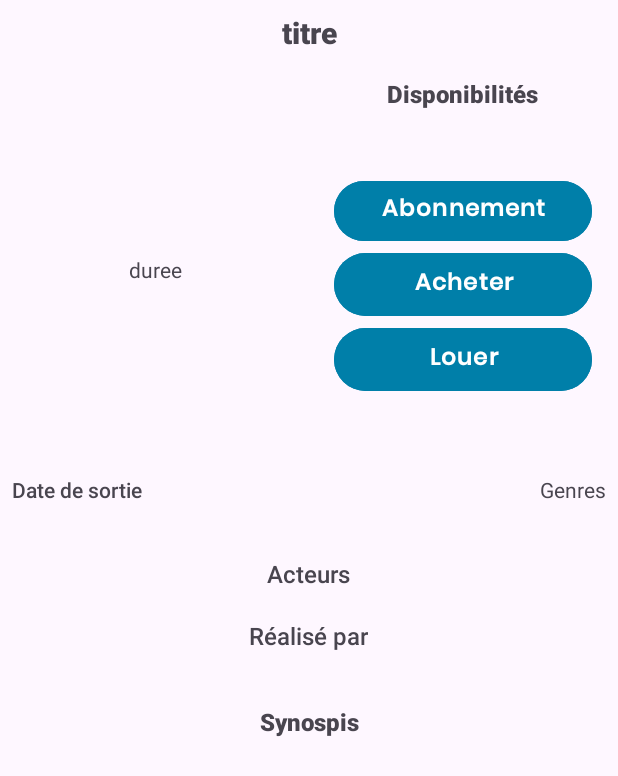
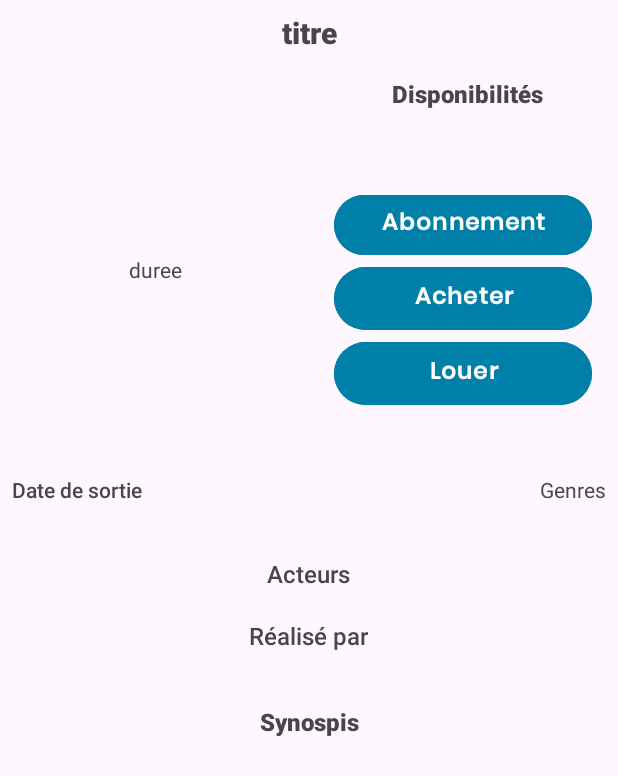
Before and after one commit to batbod349/Where_To_Watch, an Android app: the MovieDetailsView screen opened directly, with no data from a screen before it, on a phone screen of 412 x 824 dp. Shown: the top 776 px of the screen. Run offline under Robolectric (Android 15) with nearby library versions, the phone set to English and light mode, and no system bars; our stand-ins replace Picasso; pictures from the network do not load.

```diff
--- a/app/src/main/java/com/example/where_to_watch/Controller/MovieAdapter.java
+++ b/app/src/main/java/com/example/where_to_watch/Controller/MovieAdapter.java
@@ -20,10 +20,8 @@ class MovieVH extends RecyclerView.ViewHolder{
 
         TextView movieTitle;
         ImageView imageView;
-    TextView duree;
         TextView dateSortie;
         TextView synopsis;
-    TextView adult;
         private LinearLayout movieLayout;
         private MovieAdapter adapter;
 
@@ -32,10 +30,8 @@ class MovieVH extends RecyclerView.ViewHolder{
             super(itemView);
             movieTitle = itemView.findViewById(R.id.movieTitleTV);
             imageView = itemView.findViewById(R.id.imageView);
-        duree = itemView.findViewById(R.id.dureeTV);
             dateSortie = itemView.findViewById(R.id.dateSortieTV);
             synopsis = itemView.findViewById(R.id.synopsisTV);
-        adult = itemView.findViewById(R.id.adultTV);
             movieLayout = itemView.findViewById(R.id.cardLayout);
         }
 
@@ -71,9 +67,7 @@ public class MovieAdapter extends RecyclerView.Adapter<MovieVH>{
             holder.movieTitle.setText(movies.get(position).getTitle());
             Picasso.get().load("https://image.tmdb.org/t/p/w500" + movies.get(position).getPosterPath()).into(holder.imageView);
             holder.dateSortie.setText(movies.get(position).getDateSortie());
-        holder.duree.setText(String.valueOf(movies.get(position).getDuree()));
             holder.synopsis.setText(movies.get(position).getSynopsis());
-        holder.adult.setText(String.valueOf(movies.get(position).getAdult()));
             holder.itemView.setOnClickListener(new View.OnClickListener() {
                 @Override
                 public void onClick(View v){
--- a/app/src/main/java/com/example/where_to_watch/Vue/SearchView.java
+++ b/app/src/main/java/com/example/where_to_watch/Vue/SearchView.java
@@ -26,6 +26,7 @@ import com.example.where_to_watch.Interfaces.MovieService;
 import com.example.where_to_watch.Models.Movie;
 import com.example.where_to_watch.Models.People;
 import com.example.where_to_watch.R;
+import com.squareup.picasso.BuildConfig;
 
 import java.util.List;
 
--- a/app/src/main/res/layout/activity_movie_details_view.xml
+++ b/app/src/main/res/layout/activity_movie_details_view.xml
@@ -57,12 +57,35 @@
             android:gravity="center"
             android:orientation="vertical">
 
-            <TextView
-                android:layout_width="wrap_content"
+            <LinearLayout
+                android:layout_width="match_parent"
                 android:layout_height="wrap_content"
-                android:fontFamily="sans-serif-black"
-                android:text="Disponibilités"
-                android:textSize="16sp" />
+                android:orientation="horizontal">
+
+                <Button
+                    android:id="@+id/backProvidersButt"
+                    android:layout_width="40dp"
+                    android:layout_height="40dp"
+                    android:layout_gravity="center"
+                    android:backgroundTint="#007FA9"
+                    android:fontFamily="@font/poppins_medium"
+                    android:paddingLeft="13dp"
+                    android:paddingTop="2dp"
+                    android:paddingEnd="15dp"
+                    android:text="&lt;"
+                    android:textSize="20sp"
+                    android:textStyle="bold"
+                    android:visibility="invisible"/>
+
+                <TextView
+                    android:layout_width="match_parent"
+                    android:layout_height="match_parent"
+                    android:fontFamily="sans-serif-black"
+                    android:paddingLeft="15dp"
+                    android:text="Disponibilités"
+                    android:textSize="16sp" />
+
+            </LinearLayout>
 
             <FrameLayout
                 android:layout_width="match_parent"
@@ -180,7 +203,7 @@
         <TextView
             android:id="@+id/acteursTV"
             android:layout_width="wrap_content"
-            android:layout_height="wrap_content"/>
+            android:layout_height="wrap_content" />
 
         <TextView
             android:layout_width="wrap_content"
@@ -199,9 +222,9 @@
     <LinearLayout
         android:layout_width="wrap_content"
         android:layout_height="wrap_content"
-        android:orientation="vertical"
         android:layout_marginTop="16dp"
         android:gravity="center"
+        android:orientation="vertical"
         app:layout_constraintEnd_toEndOf="parent"
         app:layout_constraintStart_toStartOf="parent"
         app:layout_constraintTop_toBottomOf="@+id/linearLayout2">
--- a/app/src/main/res/layout/activity_search_view.xml
+++ b/app/src/main/res/layout/activity_search_view.xml
@@ -38,7 +38,7 @@
             android:layout_width="wrap_content"
             android:layout_height="wrap_content"
             android:layout_weight="0"
-            android:text="Button" />
+            android:text="Rechercher" />
 
     </LinearLayout>
 
--- a/app/src/main/res/layout/search_movie_result.xml
+++ b/app/src/main/res/layout/search_movie_result.xml
@@ -14,8 +14,6 @@
         android:id="@+id/searchMovieLayout"
         android:layout_width="match_parent"
         android:layout_height="wrap_content"
-        android:background="#CEDDDE"
-        android:backgroundTint="#CEDDDE"
         android:orientation="horizontal"
         android:paddingStart="50px"
         android:paddingTop="10px"
```
Also changed, not shown: app/src/main/java/com/example/where_to_watch/Controller/SearchPersonAdapter.java (+25 -6 lines), app/src/main/java/com/example/where_to_watch/Vue/MovieDetailsView.java (+37 -11 lines), app/src/main/java/com/example/where_to_watch/Vue/PersonDetailsView.java (+30 -3 lines), app/src/main/res/layout/item_movie.xml (+0 -12 lines). Lines whose indentation alone changed are shown as unchanged.
